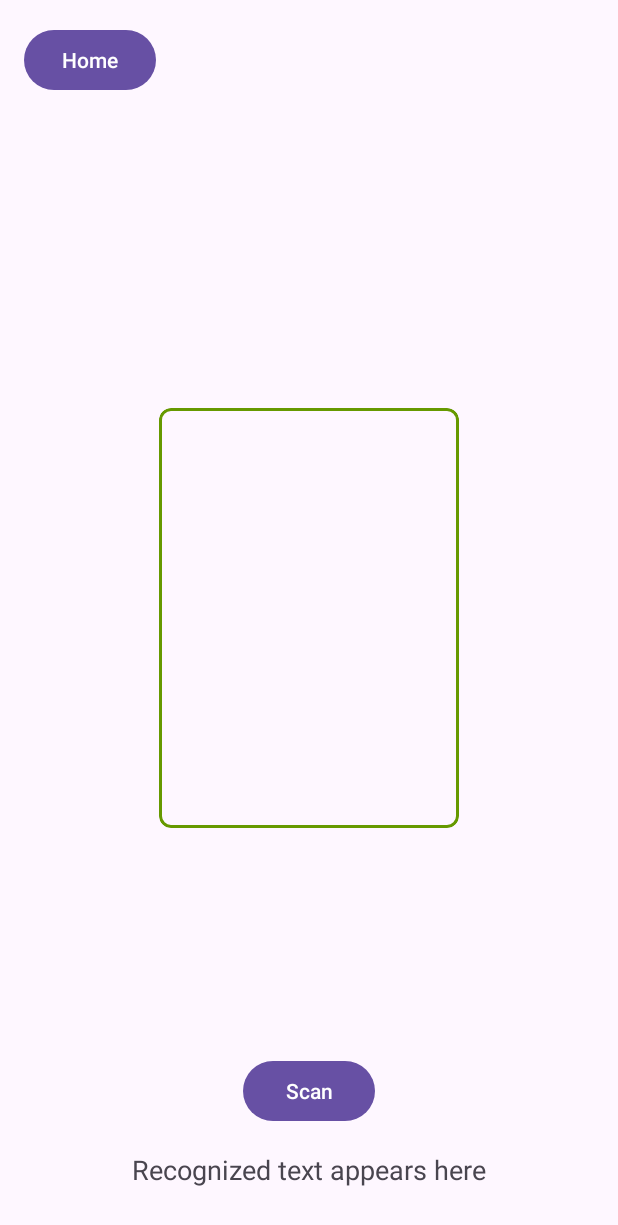
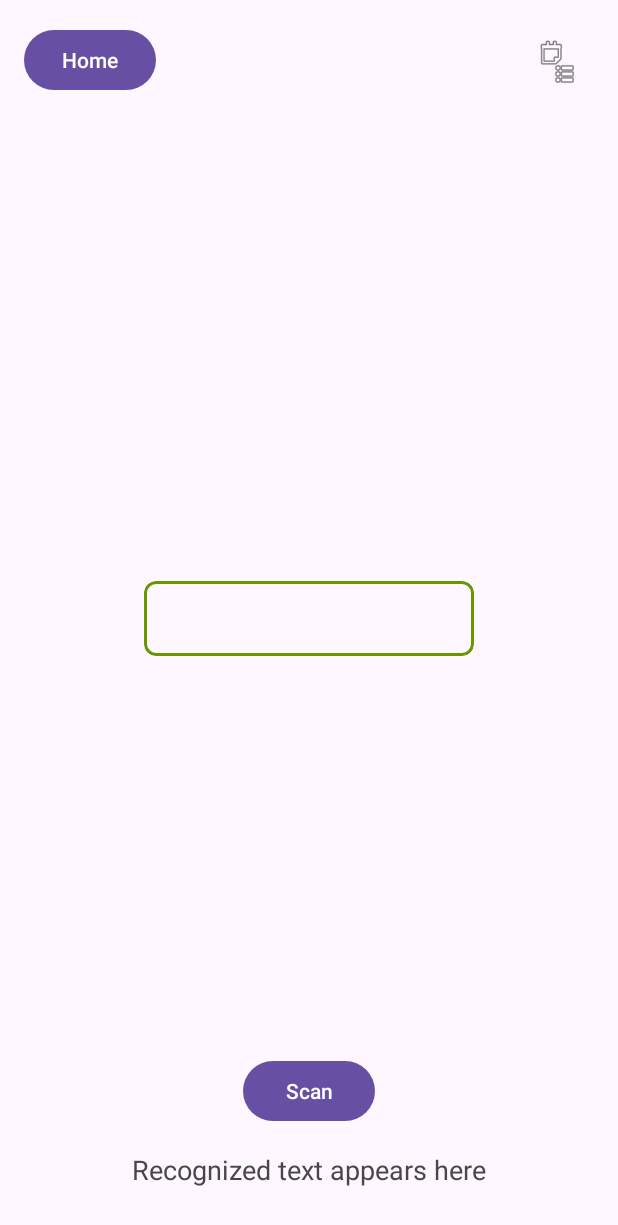
Before and after one commit to ThorriThorskur/LootApp, an Android app: the ScannerActivity screen opened directly, with no data from a screen before it, on a phone screen of 412 x 824 dp. Shown: the top 1225 px of the screen. Run offline under Robolectric (Android 15) with nearby library versions, the phone set to English and light mode, and no system bars; libraries missing offline, so code that uses them is left out: androidx.camera.core, androidx.camera.lifecycle, androidx.camera.view, com.google.mlkit.vision; plain views replace PreviewView; 3 statements that could not run were skipped.

Commit message:
scanner stuff

```diff
--- a/app/src/main/java/is/hbv501g/lootapp/ScannerActivity.java
+++ b/app/src/main/java/is/hbv501g/lootapp/ScannerActivity.java
@@ -4,11 +4,16 @@ import android.Manifest;
 import android.content.Intent;
 import android.content.pm.PackageManager;
 import android.graphics.Bitmap;
+import android.graphics.BitmapFactory;
+import android.graphics.ImageFormat;
 import android.graphics.Matrix;
+import android.graphics.Rect;
+import android.graphics.YuvImage;
 import android.os.Bundle;
 import android.util.Log;
 import android.view.View;
 import android.widget.Button;
+import android.widget.ImageButton;
 import android.widget.TextView;
 import android.widget.Toast;
 
@@ -21,8 +26,10 @@ import androidx.camera.core.ImageProxy;
 import androidx.camera.core.Preview;
 import androidx.camera.lifecycle.ProcessCameraProvider;
 import androidx.camera.view.PreviewView;
+import androidx.cardview.widget.CardView;
 import androidx.core.app.ActivityCompat;
 import androidx.core.content.ContextCompat;
+import androidx.recyclerview.widget.RecyclerView;
 
 import com.google.common.util.concurrent.ListenableFuture;
 import com.google.mlkit.vision.common.InputImage;
@@ -30,18 +37,10 @@ import com.google.mlkit.vision.text.TextRecognition;
 import com.google.mlkit.vision.text.TextRecognizer;
 import com.google.mlkit.vision.text.latin.TextRecognizerOptions;
 
+import java.io.ByteArrayOutputStream;
 import java.nio.ByteBuffer;
 import java.util.concurrent.ExecutionException;
 import java.util.concurrent.Executor;
-
-import android.graphics.Bitmap;
-import android.graphics.BitmapFactory;
-import android.graphics.ImageFormat;
-import android.graphics.Matrix;
-import android.graphics.Rect;
-import android.graphics.YuvImage;
-import java.io.ByteArrayOutputStream;
-import java.nio.ByteBuffer;
 
 public class ScannerActivity extends AppCompatActivity {
 
@@ -54,6 +53,13 @@ public class ScannerActivity extends AppCompatActivity {
     // The overlay that defines the scan area.
     private View scanAreaOverlay;
 
+    // Popup UI elements
+    private ImageButton buttonList;
+    private CardView popupScanList;
+    private ImageButton buttonClosePopup;
+    private RecyclerView recyclerScanList;
+    private Button buttonDeleteAll, buttonAddAll;
+
     private Executor cameraExecutor;
     private volatile boolean scanningEnabled = false; // Flag for single scan trigger
 
@@ -62,22 +68,52 @@ public class ScannerActivity extends AppCompatActivity {
         super.onCreate(savedInstanceState);
         setContentView(R.layout.activity_scanner);
 
+        // Main scanner UI elements.
         buttonHome = findViewById(R.id.buttonHome);
         buttonScan = findViewById(R.id.buttonScan);
         previewView = findViewById(R.id.previewView);
         textViewRecognized = findViewById(R.id.textViewRecognized);
         scanAreaOverlay = findViewById(R.id.scanArea); // Your MaterialCardView overlay
 
+        // Popup UI elements.
+        buttonList = findViewById(R.id.buttonList);
+        popupScanList = findViewById(R.id.popupScanList);
+        buttonClosePopup = findViewById(R.id.buttonClosePopup);
+        recyclerScanList = findViewById(R.id.recyclerScanList);
+        buttonDeleteAll = findViewById(R.id.buttonDeleteAll);
+        buttonAddAll = findViewById(R.id.buttonAddAll);
+
+        // Home button listener.
         buttonHome.setOnClickListener(view -> {
             Intent intent = new Intent(ScannerActivity.this, DashboardActivity.class);
             startActivity(intent);
             finish();
         });
 
-        // When the scan button is pressed, enable scanning.
+        // Scan button listener.
         buttonScan.setOnClickListener(view -> {
             scanningEnabled = true;
             Toast.makeText(ScannerActivity.this, "Scanning enabled", Toast.LENGTH_SHORT).show();
+        });
+
+        // List button to show popup.
+        buttonList.setOnClickListener(view -> {
+            popupScanList.setVisibility(View.VISIBLE);
+        });
+
+        // Close popup button.
+        buttonClosePopup.setOnClickListener(view -> {
+            popupScanList.setVisibility(View.GONE);
+        });
+
+        // Dummy Delete All button.
+        buttonDeleteAll.setOnClickListener(view -> {
+            Toast.makeText(ScannerActivity.this, "Delete All clicked (dummy)", Toast.LENGTH_SHORT).show();
+        });
+
+        // Dummy Add All button.
+        buttonAddAll.setOnClickListener(view -> {
+            Toast.makeText(ScannerActivity.this, "Add All clicked (dummy)", Toast.LENGTH_SHORT).show();
         });
 
         // Use the main executor for CameraX tasks.
@@ -118,7 +154,7 @@ public class ScannerActivity extends AppCompatActivity {
         Preview preview = new Preview.Builder().build();
         preview.setSurfaceProvider(previewView.getSurfaceProvider());
 
-        // Set up the ImageAnalysis use case which will run ML Kit on each frame.
+        // Set up the ImageAnalysis use case to process frames.
         ImageAnalysis imageAnalysis = new ImageAnalysis.Builder()
                 .setBackpressureStrategy(ImageAnalysis.STRATEGY_KEEP_ONLY_LATEST)
                 .build();
@@ -198,7 +234,7 @@ public class ScannerActivity extends AppCompatActivity {
                                 Log.e("ScannerActivity", "Text recognition failed: ", e);
                             })
                             .addOnCompleteListener(task -> {
-                                // Reset scanning flag to ensure only one scan occurs per button press.
+                                // Reset scanning flag so only one scan occurs per button press.
                                 scanningEnabled = false;
                                 imageProxy.close();
                             });
@@ -208,7 +244,7 @@ public class ScannerActivity extends AppCompatActivity {
             }
         });
 
-        // Choose the camera (back-facing here).
+        // Choose the camera (back-facing).
         CameraSelector cameraSelector = new CameraSelector.Builder()
                 .requireLensFacing(CameraSelector.LENS_FACING_BACK)
                 .build();
@@ -222,8 +258,7 @@ public class ScannerActivity extends AppCompatActivity {
 
     /**
      * Converts an ImageProxy to a Bitmap.
-     * Note: This method is a placeholder. Converting a YUV ImageProxy to Bitmap requires proper handling.
-     * You might consider using a library method or utility such as YuvToRgbConverter.
+     * Note: This is a basic conversion using YuvImage and may need adjustments.
      */
     private Bitmap imageProxyToBitmap(ImageProxy imageProxy) {
         try {
@@ -265,17 +300,16 @@ public class ScannerActivity extends AppCompatActivity {
      */
     private Bitmap nv21ToBitmap(byte[] nv21, int width, int height) {
         try {
-            YuvImage yuvImage = new YuvImage(nv21, android.graphics.ImageFormat.NV21, width, height, null);
+            YuvImage yuvImage = new YuvImage(nv21, ImageFormat.NV21, width, height, null);
             ByteArrayOutputStream out = new ByteArrayOutputStream();
-            yuvImage.compressToJpeg(new android.graphics.Rect(0, 0, width, height), 100, out);
+            yuvImage.compressToJpeg(new Rect(0, 0, width, height), 100, out);
             byte[] imageBytes = out.toByteArray();
-            return android.graphics.BitmapFactory.decodeByteArray(imageBytes, 0, imageBytes.length);
+            return BitmapFactory.decodeByteArray(imageBytes, 0, imageBytes.length);
         } catch (Exception e) {
             Log.e("ScannerActivity", "Error converting NV21 to Bitmap", e);
             return null;
         }
     }
-
 
     @Override
     public void onRequestPermissionsResult(int requestCode,
--- a/app/src/main/res/layout/activity_scanner.xml
+++ b/app/src/main/res/layout/activity_scanner.xml
@@ -2,6 +2,7 @@
 <androidx.constraintlayout.widget.ConstraintLayout
     xmlns:android="http://schemas.android.com/apk/res/android"
     xmlns:app="http://schemas.android.com/apk/res-auto"
+    xmlns:tools="http://schemas.android.com/tools"
     android:fitsSystemWindows="true"
     android:layout_width="match_parent"
     android:layout_height="match_parent">
@@ -16,20 +17,20 @@
         app:layout_constraintStart_toStartOf="parent"
         app:layout_constraintEnd_toEndOf="parent" />
 
-    <!-- Scan Area Overlay (MaterialCardView for a green outline) -->
+    <!-- Scan Area Overlay (green outlined for MTG card) -->
     <com.google.android.material.card.MaterialCardView
         android:id="@+id/scanArea"
-        android:layout_width="200dp"
-        android:layout_height="280dp"
+        android:layout_width="220dp"
+        android:layout_height="50dp"
         android:layout_margin="32dp"
+        app:cardBackgroundColor="@android:color/transparent"
         app:cardCornerRadius="8dp"
+        app:layout_constraintBottom_toBottomOf="parent"
+        app:layout_constraintEnd_toEndOf="parent"
+        app:layout_constraintStart_toStartOf="parent"
+        app:layout_constraintTop_toTopOf="parent"
         app:strokeColor="@android:color/holo_green_dark"
-        app:strokeWidth="2dp"
-        app:cardBackgroundColor="@android:color/transparent"
-        app:layout_constraintTop_toTopOf="parent"
-        app:layout_constraintBottom_toBottomOf="parent"
-        app:layout_constraintStart_toStartOf="parent"
-        app:layout_constraintEnd_toEndOf="parent" />
+        app:strokeWidth="2dp" />
 
     <!-- Home Button -->
     <Button
@@ -52,7 +53,7 @@
         app:layout_constraintStart_toStartOf="parent"
         android:layout_marginBottom="16dp"/>
 
-    <!-- Display recognized text -->
+    <!-- Recognized text display -->
     <TextView
         android:id="@+id/textViewRecognized"
         android:layout_width="wrap_content"
@@ -64,4 +65,85 @@
         app:layout_constraintEnd_toEndOf="parent"
         android:layout_marginBottom="32dp"/>
 
+    <!-- List Button (small button at top right) -->
+    <ImageButton
+        android:id="@+id/buttonList"
+        android:layout_width="50dp"
+        android:layout_height="50dp"
+        android:layout_margin="16dp"
+        android:background="?attr/selectableItemBackgroundBorderless"
+        android:contentDescription="Show scan list"
+        android:src="@android:drawable/ic_menu_agenda"
+        app:layout_constraintEnd_toEndOf="parent"
+        app:layout_constraintTop_toTopOf="parent" />
+
+    <!-- Popup Layout for Scanned Cards List -->
+    <androidx.cardview.widget.CardView
+        android:id="@+id/popupScanList"
+        android:layout_width="0dp"
+        android:layout_height="0dp"
+        android:layout_margin="32dp"
+        android:visibility="gone"
+        app:cardCornerRadius="16dp"
+        app:cardElevation="8dp"
+        app:layout_constraintBottom_toBottomOf="parent"
+        app:layout_constraintEnd_toEndOf="parent"
+        app:layout_constraintStart_toStartOf="parent"
+        app:layout_constraintTop_toTopOf="parent"
+        tools:visibility="visible">
+
+        <androidx.constraintlayout.widget.ConstraintLayout
+            android:layout_width="match_parent"
+            android:layout_height="match_parent"
+            android:padding="16dp">
+
+            <!-- Close Popup Button (X) -->
+            <ImageButton
+                android:id="@+id/buttonClosePopup"
+                android:layout_width="wrap_content"
+                android:layout_height="wrap_content"
+                android:background="?attr/selectableItemBackgroundBorderless"
+                android:contentDescription="Close list"
+                android:src="@android:drawable/ic_menu_close_clear_cancel"
+                app:layout_constraintEnd_toEndOf="parent"
+                app:layout_constraintTop_toTopOf="parent" />
+
+            <!-- RecyclerView for scanned cards list -->
+            <androidx.recyclerview.widget.RecyclerView
+                android:id="@+id/recyclerScanList"
+                android:layout_width="0dp"
+                android:layout_height="0dp"
+                app:layout_constraintBottom_toTopOf="@id/layoutBottomButtons"
+                app:layout_constraintEnd_toEndOf="parent"
+                app:layout_constraintStart_toStartOf="parent"
+                app:layout_constraintTop_toBottomOf="@id/buttonClosePopup" />
+
+            <!-- Bottom Buttons Container -->
+            <LinearLayout
+                android:id="@+id/layoutBottomButtons"
+                android:layout_width="0dp"
+                android:layout_height="wrap_content"
+                android:gravity="center"
+                android:orientation="horizontal"
+                app:layout_constraintBottom_toBottomOf="parent"
+                app:layout_constraintEnd_toEndOf="parent"
+                app:layout_constraintStart_toStartOf="parent">
+
+                <Button
+                    android:id="@+id/buttonDeleteAll"
+                    android:layout_width="wrap_content"
+                    android:layout_height="wrap_content"
+                    android:text="Delete All" />
+
+                <Button
+                    android:id="@+id/buttonAddAll"
+                    android:layout_width="wrap_content"
+                    android:layout_height="wrap_content"
+                    android:layout_marginStart="16dp"
+                    android:text="Add All" />
+            </LinearLayout>
+
+        </androidx.constraintlayout.widget.ConstraintLayout>
+    </androidx.cardview.widget.CardView>
+
 </androidx.constraintlayout.widget.ConstraintLayout>
```
